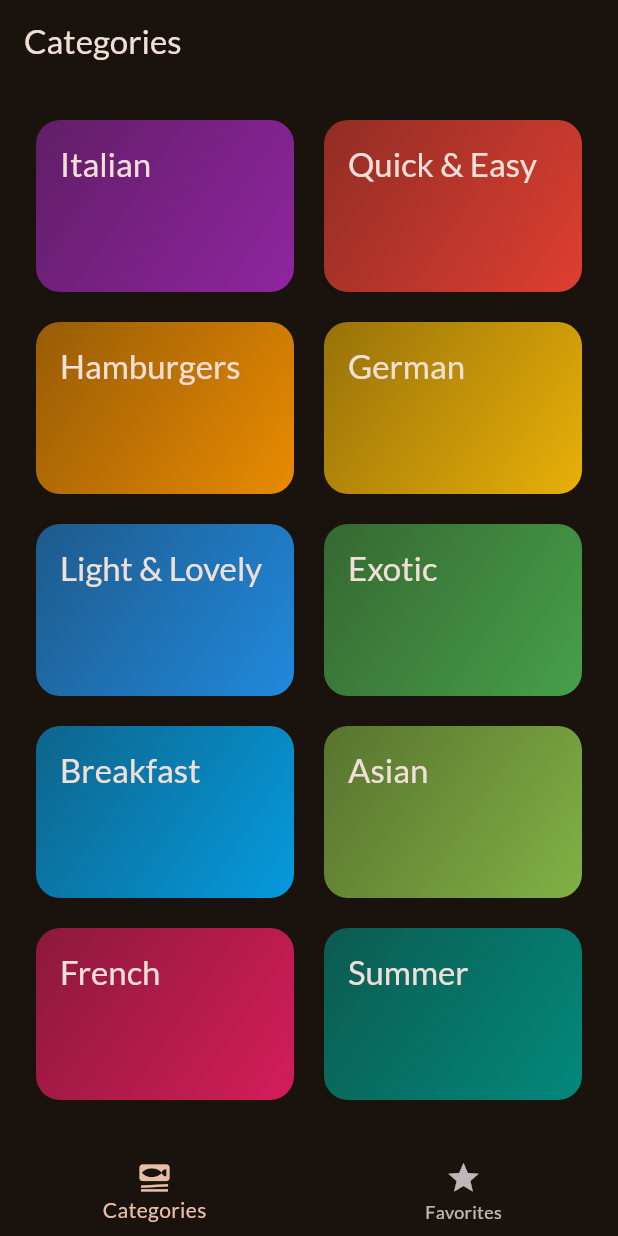
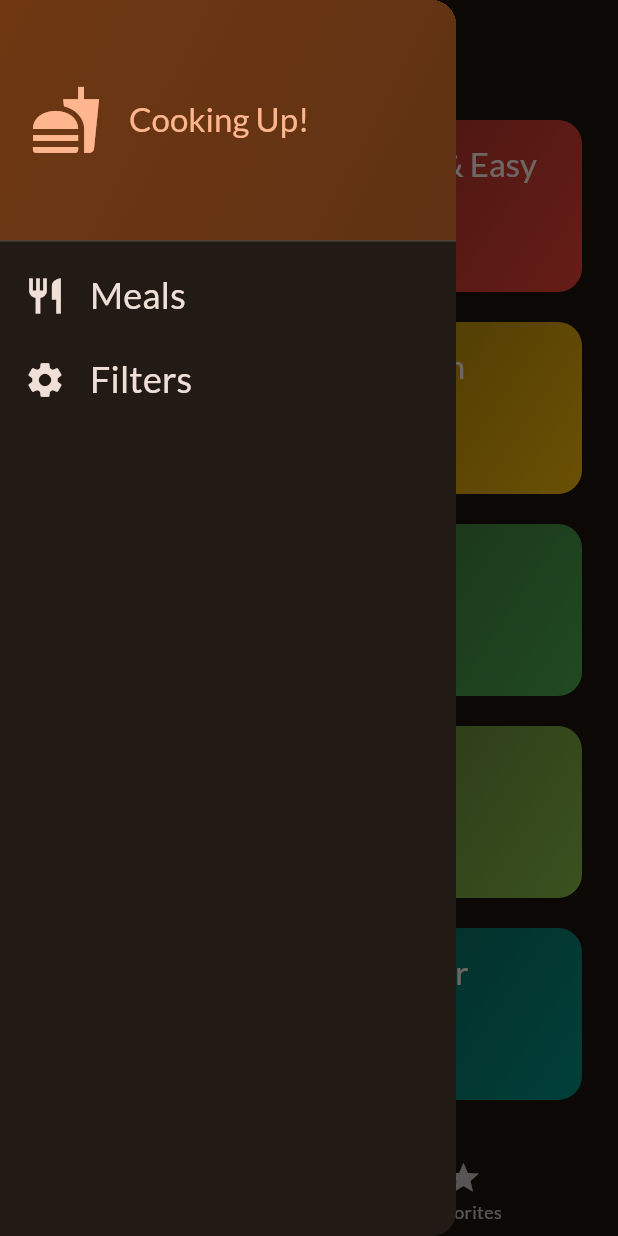
Before and after one commit to senayzz/meals, a Flutter app: the screen it shows after launch, with the side drawer open (before the commit the screen has no drawer), on a phone screen of 412 x 824 dp. Run offline on Flutter 3.47's test engine with Material 3 defaults, Android fonts, the phone set to English and light mode, and no system bars; our stand-ins replace google_fonts, transparent_image.

```diff
--- a/lib/screens/tabs.dart
+++ b/lib/screens/tabs.dart
@@ -1,7 +1,9 @@
 import 'package:flutter/material.dart';
 import 'package:meals/models/meal.dart';
 import 'package:meals/screens/categories_view.dart';
+import 'package:meals/screens/filters_view.dart';
 import 'package:meals/screens/meals_view.dart';
+import 'package:meals/widgets/main_drawer.dart';
 
 class TabsScreen extends StatefulWidget {
   const TabsScreen({super.key});
@@ -44,6 +46,17 @@ class _TabsScreenState extends State<TabsScreen> {
     });
   }
 
+  void _setScreen(String identifier) {
+    if (identifier == 'filters') {
+      Navigator.of(
+        context,
+      ).push(MaterialPageRoute(builder: (ctx) => const FiltersScreen()));
+    } else {
+      //mealsda olduğu senaryo. Drawerı kapatıyor.
+      Navigator.of(context).pop();
+    }
+  }
+
   @override
   Widget build(BuildContext context) {
     Widget activePage = CategoriesScreen(
@@ -60,6 +73,7 @@ class _TabsScreenState extends State<TabsScreen> {
     }
     return Scaffold(
       appBar: AppBar(title: Text(activePageTitle)),
+      drawer: MainDrawer(onSelectScreen: _setScreen),
       body: activePage,
       bottomNavigationBar: BottomNavigationBar(
         onTap: _selectPage,
--- /dev/null
+++ b/lib/widgets/main_drawer.dart
@@ -0,0 +1,82 @@
+import 'package:flutter/material.dart';
+
+class MainDrawer extends StatelessWidget {
+  const MainDrawer({super.key, required this.onSelectScreen});
+
+  final void Function(String identifier) onSelectScreen;
+
+  @override
+  Widget build(BuildContext context) {
+    return Drawer(
+      child: Column(
+        children: [
+          DrawerHeader(
+            padding: const EdgeInsets.all(20),
+            decoration: BoxDecoration(
+              gradient: LinearGradient(
+                colors: [
+                  Theme.of(context).colorScheme.primaryContainer,
+                  Theme.of(
+                    context,
+                  ).colorScheme.primaryContainer.withOpacity(0.8),
+                ],
+                begin: Alignment.topLeft,
+                end: Alignment.bottomRight,
+              ),
+            ),
+            child: Row(
+              children: [
+                Icon(
+                  Icons.fastfood,
+                  size: 48,
+                  color: Theme.of(context).colorScheme.primary,
+                ),
+                const SizedBox(width: 18),
+                Text(
+                  'Cooking Up!',
+                  style: Theme.of(context).textTheme.titleLarge!.copyWith(
+                    color: Theme.of(context).colorScheme.primary,
+                  ),
+                ),
+              ],
+            ),
+          ),
+          ListTile(
+            leading: Icon(
+              Icons.restaurant,
+              size: 28,
+              color: Theme.of(context).colorScheme.onBackground,
+            ),
+            title: Text(
+              'Meals',
+              style: Theme.of(context).textTheme.titleSmall!.copyWith(
+                color: Theme.of(context).colorScheme.onBackground,
+                fontSize: 24,
+              ),
+            ),
+            onTap: () {
+              onSelectScreen('meals');
+            },
+          ),
+          ListTile(
+            leading: Icon(
+              Icons.settings,
+              size: 28,
+              color: Theme.of(context).colorScheme.onBackground,
+            ),
+            title: Text(
+              'Filters',
+              style: Theme.of(context).textTheme.titleSmall!.copyWith(
+                color: Theme.of(context).colorScheme.onBackground,
+                fontSize: 24,
+              ),
+            ),
+            onTap: () {
+              onSelectScreen('filters');
+            },
+          ),
+        ],
+      ),
+    );
+  }
+}
```
Also changed, not shown: lib/screens/filters_view.dart (added, +47 -0 lines).
